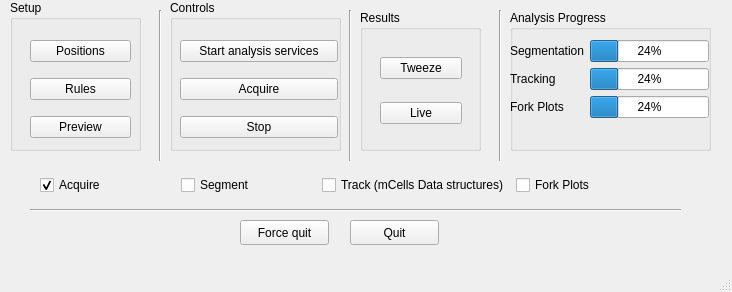
Above: rtclient/ui/qt_ui_files/main.ui from karempudi/rtclient before the change. Below: the same form after it.
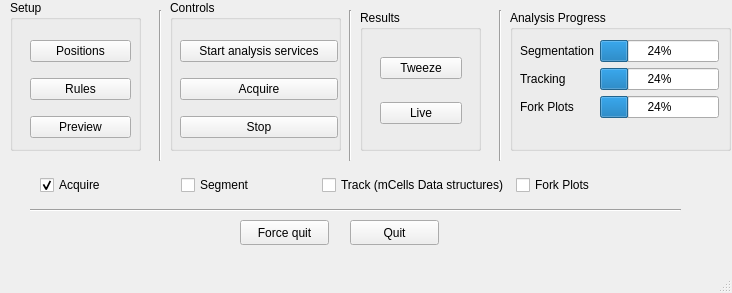
That is the form after the change.

Commit message: Generated main ui classes

Diff of the .ui file:
```diff
--- a/rtclient/ui/qt_ui_files/main.ui
+++ b/rtclient/ui/qt_ui_files/main.ui
@@ -7,7 +7,7 @@
     <x>0</x>
     <y>0</y>
     <width>732</width>
-    <height>292</height>
+    <height>293</height>
    </rect>
   </property>
   <property name="windowTitle">
@@ -25,7 +25,7 @@
      <rect>
       <x>510</x>
       <y>10</y>
-      <width>201</width>
+      <width>221</width>
       <height>141</height>
      </rect>
     </property>
@@ -35,7 +35,7 @@
     <widget class="QWidget" name="formLayoutWidget">
      <property name="geometry">
       <rect>
-       <x>0</x>
+       <x>10</x>
        <y>30</y>
        <width>199</width>
        <height>101</height>
```
The commit also changes 5 other files.
